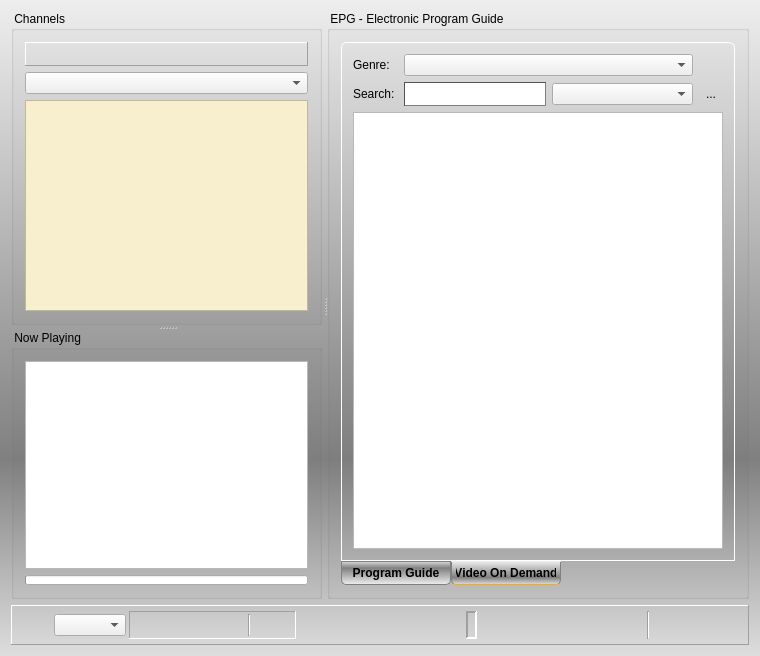
First picture: the form in vlc-record/forms/recorder.ui, repository code-google-com/vlc-record, before the edit.
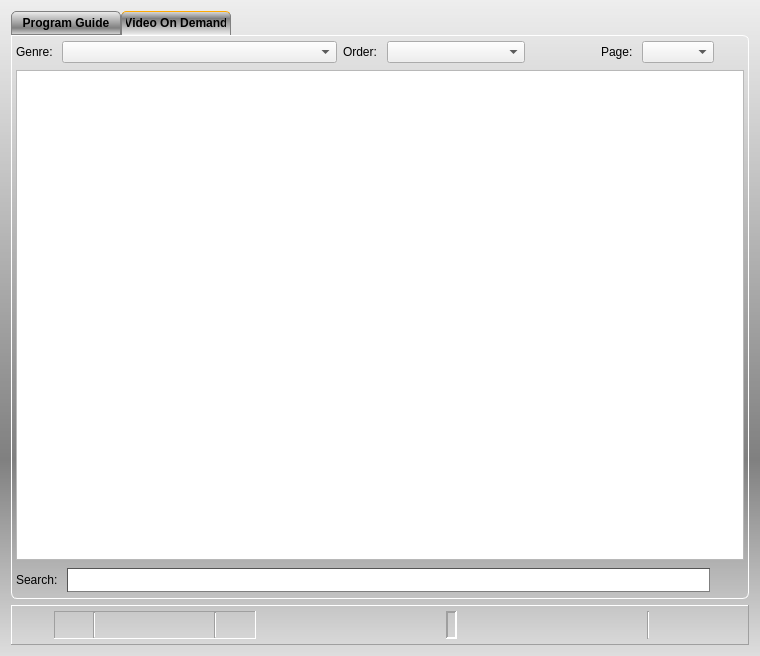
Second picture: the form after the edit. The open tabs and pages were chosen to show the change. Icons and pictures are not drawn. Custom widgets are drawn as their Qt base class.

```diff
--- a/vlc-record/forms/recorder.ui
+++ b/vlc-record/forms/recorder.ui
@@ -22,7 +22,64 @@
   <property name="locale">
    <locale language="English" country="UnitedStates"/>
   </property>
-  <layout class="QVBoxLayout" name="verticalLayout_4" stretch="1,0">
+  <layout class="QVBoxLayout" name="verticalLayout_5">
+   <item>
+    <widget class="QTabWidget" name="tabEpgVod">
+     <property name="styleSheet">
+      <string notr="true">QWidget#tabEpgVod {
+  background-color: transparent;
+}
+
+QTabWidget::pane {
+  background-color: transparent;
+  border: 1px solid white;
+  border-bottom-left-radius: 6px;
+  border-bottom-right-radius: 6px;
+  border-top-right-radius: 6px;
+}
+
+QTabWidget::tab-bar {
+     alignment: left;
+}
+
+QTabBar::tab {
+  background-color: qlineargradient(spread:pad, x1:0, y1:0, x2:0, y2:1, stop:0 #eee, stop:0.7 grey, stop:1 #dedede);
+  border: 1px solid gray;
+  border-top-left-radius: 5px;
+  border-top-right-radius: 5px;
+  min-width: 100px;
+  padding: 4px;
+  font: bold;
+}
+
+QTabBar::tab:selected {
+  background-color: qlineargradient(spread:pad, x1:1, y1:1, x2:1, y2:0, stop:0 #eee, stop:0.7 grey, stop:1 #dedede);
+  border-bottom-color: #eee;
+  border-top-color: #fa0;
+}
+
+QTabBar::tab:hover {
+  border-bottom-color: #eee;
+}
+</string>
+     </property>
+     <property name="tabPosition">
+      <enum>QTabWidget::North</enum>
+     </property>
+     <property name="currentIndex">
+      <number>0</number>
+     </property>
+     <widget class="QWidget" name="epgTab">
+      <attribute name="title">
+       <string>Program Guide</string>
+      </attribute>
+      <layout class="QVBoxLayout" name="verticalLayout_6">
+       <property name="spacing">
+        <number>0</number>
+       </property>
+       <property name="margin">
+        <number>0</number>
+       </property>
    <item>
     <widget class="QSplitter" name="vSplitterChanEpg">
      <property name="styleSheet">
@@ -228,58 +285,7 @@
       <property name="title">
        <string> EPG - Electronic Program Guide </string>
       </property>
-      <layout class="QVBoxLayout" name="verticalLayout_5">
-       <item>
-        <widget class="QTabWidget" name="tabEpgVod">
-         <property name="styleSheet">
-          <string notr="true">QWidget#tabEpgVod {
-  background-color: transparent;
-}
-
-QTabWidget::pane {
-  border: 1px solid white;
-  border-top-left-radius: 6px;
-  border-top-right-radius: 6px;
-}
-
-QTabBar::tab {
-  background-color: qlineargradient(spread:pad, x1:1, y1:1, x2:1, y2:0, stop:0 #eee, stop:0.7 grey, stop:1 #dedede);
-  border: 1px solid gray;
-  border-bottom-left-radius: 5px;
-  border-bottom-right-radius: 5px;
-  min-width: 100px;
-  padding: 4px;
-  font: bold;
-}
-
-QTabBar::tab:selected {
-  background-color: qlineargradient(spread:pad, x1:0, y1:0, x2:0, y2:1, stop:0 #eee, stop:0.7 grey, stop:1 #dedede);
-  border-top-color: #eee;
-  border-bottom-color: #fa0;
-}
-
-QTabBar::tab:hover {
-  border-top-color: #eee;
-}
-</string>
-         </property>
-         <property name="tabPosition">
-          <enum>QTabWidget::South</enum>
-         </property>
-         <property name="currentIndex">
-          <number>0</number>
-         </property>
-         <widget class="QWidget" name="epgTab">
-          <attribute name="title">
-           <string>Program Guide</string>
-          </attribute>
-          <layout class="QVBoxLayout" name="verticalLayout_6">
-           <property name="spacing">
-            <number>0</number>
-           </property>
-           <property name="margin">
-            <number>0</number>
-           </property>
+          <layout class="QVBoxLayout" name="verticalLayout_4">
            <item>
             <layout class="QVBoxLayout" name="verticalLayout_2">
              <property name="spacing">
@@ -596,6 +602,10 @@
               </widget>
              </item>
             </layout>
+           </item>
+          </layout>
+         </widget>
+        </widget>
            </item>
           </layout>
          </widget>
@@ -604,19 +614,124 @@
            <string>Video On Demand</string>
           </attribute>
           <layout class="QVBoxLayout" name="verticalLayout_7">
+       <property name="margin">
+        <number>4</number>
+       </property>
            <item>
-            <layout class="QGridLayout" name="gridLayout" columnstretch="0,10,10,0">
-             <item row="0" column="0">
+        <layout class="QHBoxLayout" name="horizontalLayout_10" stretch="0,10,0,5,0,0,0,2,0">
+         <item>
               <widget class="QLabel" name="labGenre">
                <property name="text">
                 <string>Genre: </string>
                </property>
               </widget>
              </item>
-             <item row="0" column="1" colspan="2">
+         <item>
               <widget class="QComboBox" name="cbxGenre"/>
              </item>
-             <item row="1" column="0">
+         <item>
+          <widget class="QLabel" name="label_2">
+           <property name="text">
+            <string>Order: </string>
+           </property>
+          </widget>
+         </item>
+         <item>
+          <widget class="QComboBox" name="cbxLastOrBest"/>
+         </item>
+         <item>
+          <spacer name="horizontalSpacer_5">
+           <property name="orientation">
+            <enum>Qt::Horizontal</enum>
+           </property>
+           <property name="sizeHint" stdset="0">
+            <size>
+             <width>40</width>
+             <height>20</height>
+            </size>
+           </property>
+          </spacer>
+         </item>
+         <item>
+          <widget class="QPushButton" name="btnPrevSite">
+           <property name="minimumSize">
+            <size>
+             <width>24</width>
+             <height>24</height>
+            </size>
+           </property>
+           <property name="maximumSize">
+            <size>
+             <width>24</width>
+             <height>24</height>
+            </size>
+           </property>
+           <property name="text">
+            <string/>
+           </property>
+           <property name="icon">
+            <iconset resource="../vlc-record.qrc">
+             <normaloff>:/png/back</normaloff>:/png/back</iconset>
+           </property>
+           <property name="autoDefault">
+            <bool>false</bool>
+           </property>
+           <property name="flat">
+            <bool>true</bool>
+           </property>
+          </widget>
+         </item>
+         <item>
+          <widget class="QLabel" name="label">
+           <property name="text">
+            <string>Page: </string>
+           </property>
+          </widget>
+         </item>
+         <item>
+          <widget class="QComboBox" name="cbxSites"/>
+         </item>
+         <item>
+          <widget class="QPushButton" name="btnNextSite">
+           <property name="minimumSize">
+            <size>
+             <width>24</width>
+             <height>24</height>
+            </size>
+           </property>
+           <property name="maximumSize">
+            <size>
+             <width>24</width>
+             <height>24</height>
+            </size>
+           </property>
+           <property name="text">
+            <string/>
+           </property>
+           <property name="icon">
+            <iconset resource="../vlc-record.qrc">
+             <normaloff>:/png/next</normaloff>:/png/next</iconset>
+           </property>
+           <property name="autoDefault">
+            <bool>false</bool>
+           </property>
+           <property name="flat">
+            <bool>true</bool>
+           </property>
+          </widget>
+         </item>
+        </layout>
+       </item>
+       <item>
+        <widget class="CVodBrowser" name="vodBrowser">
+         <property name="openLinks">
+          <bool>false</bool>
+         </property>
+        </widget>
+       </item>
+       <item>
+        <layout class="QHBoxLayout" name="horizontalLayout_9">
+         <item>
               <widget class="QLabel" name="labVodSearch">
                <property name="styleSheet">
                 <string notr="true">QLabel#labSearch {
@@ -629,7 +744,7 @@
                </property>
               </widget>
              </item>
-             <item row="1" column="1">
+         <item>
               <widget class="QLineEdit" name="lineVodSearch">
                <property name="minimumSize">
                 <size>
@@ -650,13 +765,22 @@
                </property>
               </widget>
              </item>
-             <item row="1" column="2">
-              <widget class="QComboBox" name="cbxSearchArea"/>
-             </item>
-             <item row="1" column="3">
-              <widget class="QToolButton" name="btnVodSearch">
+         <item>
+          <widget class="QPushButton" name="btnVodSearch">
+           <property name="minimumSize">
+            <size>
+             <width>28</width>
+             <height>28</height>
+            </size>
+           </property>
+           <property name="maximumSize">
+            <size>
+             <width>28</width>
+             <height>28</height>
+            </size>
+           </property>
                <property name="text">
-                <string>...</string>
+            <string/>
                </property>
                <property name="icon">
                 <iconset resource="../vlc-record.qrc">
@@ -668,23 +792,15 @@
                  <height>24</height>
                 </size>
                </property>
-               <property name="autoRaise">
-                <bool>true</bool>
-               </property>
-              </widget>
-             </item>
-            </layout>
-           </item>
-           <item>
-            <widget class="CVodBrowser" name="vodBrowser">
-             <property name="openLinks">
+           <property name="autoDefault">
               <bool>false</bool>
              </property>
+           <property name="flat">
+            <bool>true</bool>
+           </property>
             </widget>
            </item>
           </layout>
-         </widget>
-        </widget>
        </item>
       </layout>
      </widget>
@@ -726,28 +842,6 @@
       <property name="bottomMargin">
        <number>5</number>
       </property>
-      <item>
-       <widget class="QComboBox" name="cbxTimeShift">
-        <property name="minimumSize">
-         <size>
-          <width>50</width>
-          <height>0</height>
-         </size>
-        </property>
-        <property name="maximumSize">
-         <size>
-          <width>16777215</width>
-          <height>16777215</height>
-         </size>
-        </property>
-        <property name="toolTip">
-         <string>Set TimeShift in hours.</string>
-        </property>
-        <property name="whatsThis">
-         <string>TimeShift Selector</string>
-        </property>
-       </widget>
-      </item>
       <item>
        <widget class="QFrame" name="frameTimerInfo">
         <property name="frameShape">
@@ -760,18 +854,45 @@
          <property name="spacing">
           <number>4</number>
          </property>
-         <property name="leftMargin">
-          <number>4</number>
+         <property name="margin">
+          <number>0</number>
          </property>
-         <property name="topMargin">
-          <number>2</number>
-         </property>
-         <property name="rightMargin">
-          <number>6</number>
-         </property>
-         <property name="bottomMargin">
-          <number>2</number>
-         </property>
+         <item>
+          <widget class="QPushButton" name="pushLive">
+           <property name="maximumSize">
+            <size>
+             <width>34</width>
+             <height>34</height>
+            </size>
+           </property>
+           <property name="toolTip">
+            <string>Show Live!</string>
+           </property>
+           <property name="text">
+            <string/>
+           </property>
+           <property name="icon">
+            <iconset resource="../kartina_tv.qrc">
+             <normaloff>:/app/live</normaloff>:/app/live</iconset>
+           </property>
+           <property name="iconSize">
+            <size>
+             <width>32</width>
+             <height>32</height>
+            </size>
+           </property>
+           <property name="flat">
+            <bool>true</bool>
+           </property>
+          </widget>
+         </item>
+         <item>
+          <widget class="Line" name="line_4">
+           <property name="orientation">
+            <enum>Qt::Vertical</enum>
+           </property>
+          </widget>
+         </item>
          <item>
           <widget class="QPushButton" name="pushPlay">
            <property name="maximumSize">
```
Left out of the diff: 76 changed lines with no effect on the pictures. Lines whose indentation alone changed are shown as unchanged.
